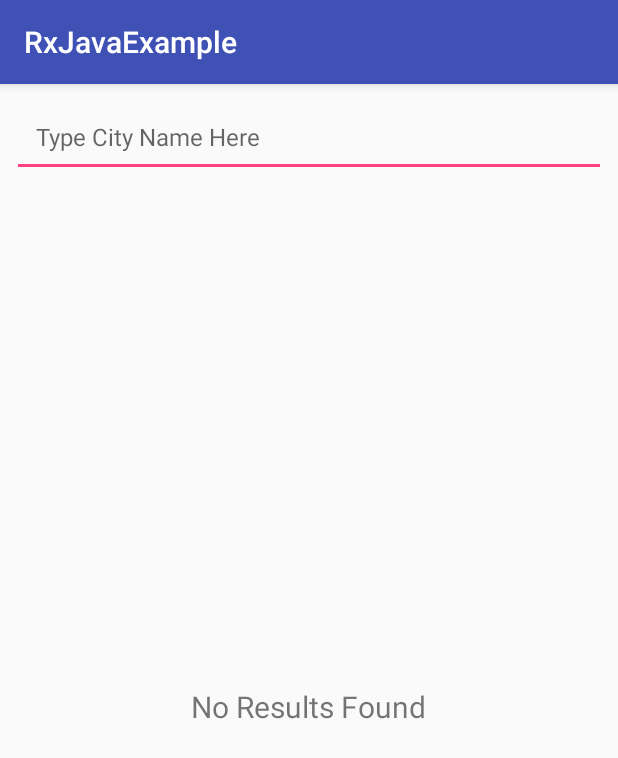
After one commit to LeeYoonSam/AndroidKotlinRx, an Android app: the PublishDebounceExample screen opened directly, with no data from a screen before it, on a phone screen of 412 x 824 dp. The commit adds this screen. Shown: the top 758 px of the screen. Run offline under Robolectric (Android 15) with nearby library versions, the phone set to English and light mode, and no system bars; our stand-ins replace RxJava.

Commit message:
add example

```diff
--- a/app/src/main/java/com/ys/rx/example/MainActivity.kt
+++ b/app/src/main/java/com/ys/rx/example/MainActivity.kt
@@ -48,6 +48,9 @@ class MainActivity  : AppCompatActivity() {
         acts.add(ExampleActivityModel(JustExampleActivity::class.java, "Example 1: JustExampleActivity"))
         acts.add(ExampleActivityModel(FromCallableExampleActivity::class.java, "Example 2: FromCallableExampleActivity"))
         acts.add(ExampleActivityModel(SingleFromCallableActivity::class.java, "Example 3: SingleFromCallableActivity"))
+        acts.add(ExampleActivityModel(PublishSubjectExample::class.java, "Example 4: PublishSubjectExample"))
+        acts.add(ExampleActivityModel(SingleJustMapExample::class.java, "Example 5: SingleJustMapExample"))
+        acts.add(ExampleActivityModel(PublishDebounceExample::class.java, "Example 6: PublishDebounceExample"))
 
         return acts
     }
--- /dev/null
+++ b/app/src/main/java/com/ys/rx/example/PublishDebounceExample.kt
@@ -0,0 +1,104 @@
+package com.ys.rx.example
+
+import android.os.Bundle
+import android.support.v7.app.AppCompatActivity
+import android.support.v7.widget.LinearLayoutManager
+import android.view.View
+import android.widget.Toast
+import io.reactivex.android.schedulers.AndroidSchedulers
+import io.reactivex.disposables.Disposable
+import io.reactivex.schedulers.Schedulers
+import io.reactivex.subjects.PublishSubject
+import kotlinx.android.synthetic.main.act_publish_debounce.*
+import java.util.ArrayList
+import java.util.concurrent.TimeUnit
+import android.text.Editable
+import android.text.TextWatcher
+
+
+
+class PublishDebounceExample : AppCompatActivity() {
+
+    lateinit var simpleStringAdapter: SimpleStringAdapter
+    lateinit var publishSubject: PublishSubject<String>
+    lateinit var disposable: Disposable
+
+    val restClient: RestClient = RestClient(this)
+
+    override fun onCreate(savedInstanceState: Bundle?) {
+        super.onCreate(savedInstanceState)
+
+        setContentView(R.layout.act_publish_debounce)
+
+        setAdaapter()
+        listenToSearchInput()
+        createObservables()
+    }
+
+    private fun setAdaapter() {
+        val linearLayoutManager = LinearLayoutManager(this)
+        linearLayoutManager.isItemPrefetchEnabled = true
+
+        simpleStringAdapter = SimpleStringAdapter {
+            Toast.makeText(this, "$it Clicked", Toast.LENGTH_SHORT).show()
+        }
+
+        rvSearchResult.layoutManager = linearLayoutManager
+        rvSearchResult.adapter = simpleStringAdapter
+    }
+
+    private fun listenToSearchInput() {
+        etSearch.addTextChangedListener(object : TextWatcher {
+            override fun beforeTextChanged(s: CharSequence, start: Int, count: Int, after: Int) {
+
+            }
+
+            override fun onTextChanged(s: CharSequence, start: Int, before: Int, count: Int) {
+                publishSubject.onNext(s.toString())
+            }
+
+            override fun afterTextChanged(s: Editable) {
+
+            }
+        })
+    }
+
+    private fun createObservables() {
+        publishSubject = PublishSubject.create()
+
+        disposable = publishSubject.debounce(400, TimeUnit.MILLISECONDS)
+                .observeOn(Schedulers.io())
+                .map { searchWord -> restClient.searchForCity(searchWord) }
+                .observeOn(AndroidSchedulers.mainThread())
+                .subscribe {
+                    handleSearchResults(it)
+                }
+    }
+
+    private fun handleSearchResults(cities: List<String>) {
+        if (cities.isEmpty()) {
+            showNoSearchResults()
+        } else {
+            showSearchResults(cities)
+        }
+    }
+
+    private fun showNoSearchResults() {
+        tvNoResult.visibility = View.VISIBLE
+        rvSearchResult.visibility = View.GONE
+    }
+
+    private fun showSearchResults(cities: List<String>) {
+        tvNoResult.visibility = View.GONE
+        rvSearchResult.visibility = View.VISIBLE
+        simpleStringAdapter.setStrings(cities as ArrayList<String>)
+    }
+
+    override fun onDestroy() {
+        if(!disposable.isDisposed) {
+            disposable.dispose()
+        }
+
+        super.onDestroy()
+    }
+}
--- a/app/src/main/java/com/ys/rx/example/RestClient.kt
+++ b/app/src/main/java/com/ys/rx/example/RestClient.kt
@@ -3,6 +3,7 @@ package com.ys.rx.example
 import android.R.array
 import android.content.Context
 import java.util.*
+import kotlin.collections.ArrayList
 
 
 class RestClient(private val mContext: Context) {
@@ -65,7 +66,7 @@ class RestClient(private val mContext: Context) {
         }
 
         val cities = mContext.resources.getStringArray(R.array.city_list)
-        var toReturn: ArrayList<String>
+        var toReturn: ArrayList<String> = ArrayList()
 
         toReturn = cities.filter { city -> city.toLowerCase().startsWith(searchString.toLowerCase())}.toList<String?>() as ArrayList<String>
 
--- /dev/null
+++ b/app/src/main/res/layout/act_publish_debounce.xml
@@ -0,0 +1,43 @@
+<?xml version="1.0" encoding="utf-8"?>
+<android.support.constraint.ConstraintLayout xmlns:android="http://schemas.android.com/apk/res/android"
+    android:layout_width="match_parent"
+    android:layout_height="match_parent"
+    xmlns:app="http://schemas.android.com/apk/res-auto">
+
+    <EditText
+        android:id="@+id/etSearch"
+        android:layout_width="match_parent"
+        android:layout_height="wrap_content"
+        android:textSize="16sp"
+        android:layout_margin="8dp"
+        android:padding="16dp"
+        android:hint="@string/search_hint"
+        app:layout_constraintTop_toTopOf="parent"
+        app:layout_constraintLeft_toLeftOf="parent"
+        app:layout_constraintRight_toRightOf="parent" />
+
+    <FrameLayout
+        android:layout_width="0dp"
+        android:layout_height="0dp"
+        app:layout_constraintTop_toBottomOf="@+id/etSearch"
+        app:layout_constraintLeft_toLeftOf="parent"
+        app:layout_constraintRight_toRightOf="parent"
+        app:layout_constraintBottom_toBottomOf="parent">
+
+        <android.support.v7.widget.RecyclerView
+            android:id="@+id/rvSearchResult"
+            android:layout_width="match_parent"
+            android:layout_height="match_parent"
+            android:visibility="gone"/>
+
+        <TextView
+            android:id="@+id/tvNoResult"
+            android:layout_width="wrap_content"
+            android:layout_height="wrap_content"
+            android:layout_gravity="center"
+            android:text="@string/no_results"
+            android:textSize="20sp" />
+
+    </FrameLayout>
+
+</android.support.constraint.ConstraintLayout>
```
Also changed, not shown: app/src/main/AndroidManifest.xml (+11 -0 lines), app/src/main/java/com/ys/rx/example/PublishSubjectExample.kt (added, +37 -0 lines), app/src/main/java/com/ys/rx/example/SingleFromCallableActivity.kt (+31 -0 lines), app/src/main/java/com/ys/rx/example/SingleJustMapExample.kt (added, +37 -0 lines), app/src/main/res/layout/act_just_map.xml (added, +16 -0 lines), app/src/main/res/layout/act_publish.xml (added, +28 -0 lines).
